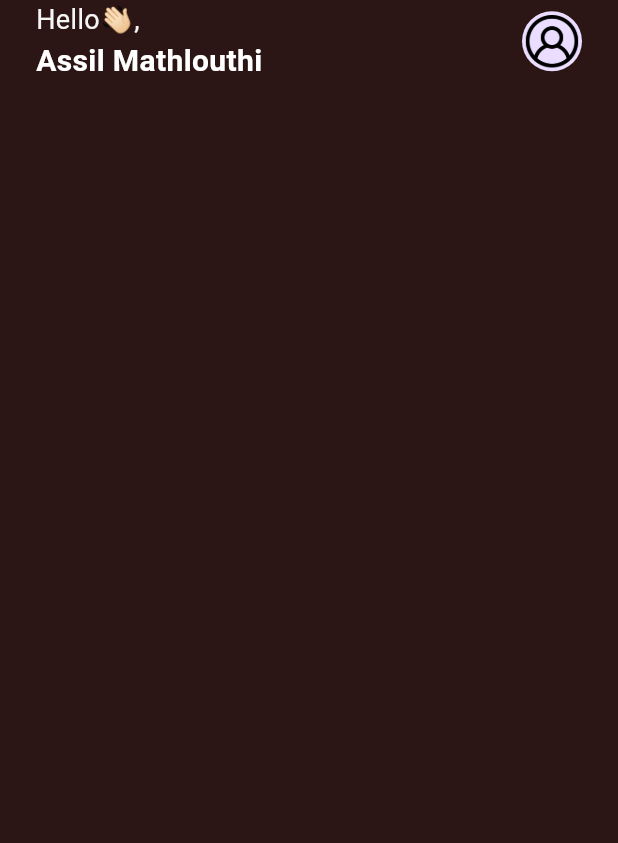
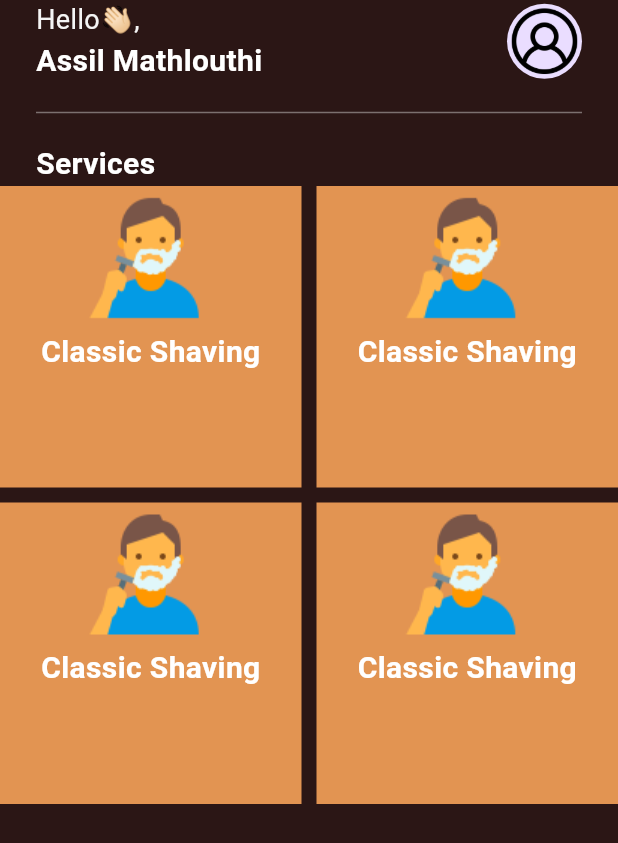
Before and after one commit to As-tra/barber_app, a Flutter app: the screen it shows after launch, on a phone screen of 412 x 824 dp. Shown: the top 843 px of the screen. Run offline on Flutter 3.47's test engine with Material 3 defaults, Android fonts, the phone set to English and light mode, and no system bars; our stand-ins replace device_preview.

Commit message:
create services grid view

```diff
--- /dev/null
+++ b/devtools_options.yaml
@@ -0,0 +1,3 @@
+description: This file stores settings for Dart & Flutter DevTools.
+documentation: https://docs.flutter.dev/tools/devtools/extensions#configure-extension-enablement-states
+extensions:
--- a/lib/main.dart
+++ b/lib/main.dart
@@ -1,5 +1,4 @@
 import 'package:barber_app/views/home_view.dart';
-import 'package:barber_app/views/onboarding_view.dart';
 import 'package:device_preview/device_preview.dart';
 import 'package:flutter/material.dart';
 
--- /dev/null
+++ b/lib/models/service_model.dart
@@ -0,0 +1,5 @@
+class ServiceModel {
+  final String title, image;
+
+  const ServiceModel({required this.title, required this.image});
+}
--- a/lib/views/home_view.dart
+++ b/lib/views/home_view.dart
@@ -9,7 +9,9 @@ class HomeView extends StatelessWidget {
   Widget build(BuildContext context) {
     return const Scaffold(
       backgroundColor: kbgColor,
-      body: SafeArea(child: HomeViewBody()),
+      body: SafeArea(
+        child: HomeViewBody(),
+      ),
     );
   }
 }
--- a/lib/views/widgets/app_bar_section.dart
+++ b/lib/views/widgets/app_bar_section.dart
@@ -32,6 +32,7 @@ class AppBarSection extends StatelessWidget {
           ],
         ),
         CircleAvatar(
+          radius: 25,
           backgroundImage: AssetImage(Assets.imagesProfile),
         )
       ],
--- a/lib/views/widgets/home_view_body.dart
+++ b/lib/views/widgets/home_view_body.dart
@@ -1,4 +1,5 @@
 import 'package:barber_app/views/widgets/app_bar_section.dart';
+import 'package:barber_app/views/widgets/services_grid_view.dart';
 import 'package:flutter/material.dart';
 
 class HomeViewBody extends StatelessWidget {
@@ -6,13 +7,33 @@ class HomeViewBody extends StatelessWidget {
 
   @override
   Widget build(BuildContext context) {
-    return const Padding(
+    return const CustomScrollView(
+      slivers: [
+        SliverToBoxAdapter(
+          child: Padding(
             padding: EdgeInsets.symmetric(horizontal: 24),
             child: Column(
+              crossAxisAlignment: CrossAxisAlignment.start,
               children: [
                 AppBarSection(),
+                Divider(
+                  height: 40,
+                  color: Colors.white38,
+                ),
+                Text(
+                  'Services',
+                  style: TextStyle(
+                    color: Colors.white,
+                    fontSize: 20,
+                    fontWeight: FontWeight.bold,
+                  ),
+                ),
               ],
             ),
+          ),
+        ),
+        ServicesGridView(),
+      ],
     );
   }
 }
--- /dev/null
+++ b/lib/views/widgets/service_item.dart
@@ -0,0 +1,34 @@
+import 'package:barber_app/models/service_model.dart';
+import 'package:flutter/material.dart';
+
+class ServiceItem extends StatelessWidget {
+  const ServiceItem({super.key, required this.serviceModel});
+  final ServiceModel serviceModel;
+
+  @override
+  Widget build(BuildContext context) {
+    return Container(
+      height: 150,
+      decoration: const BoxDecoration(
+        color: Color(0xffe29452),
+      ),
+      child: Column(
+        children: [
+          Image.asset(serviceModel.image),
+          Text(
+            serviceModel.title,
+            style: _getFontStyle(),
+          )
+        ],
+      ),
+    );
+  }
+
+  TextStyle _getFontStyle() {
+    return const TextStyle(
+      color: Colors.white,
+      fontSize: 20,
+      fontWeight: FontWeight.bold,
+    );
+  }
+}
--- /dev/null
+++ b/lib/views/widgets/services_grid_view.dart
@@ -0,0 +1,44 @@
+import 'package:barber_app/models/service_model.dart';
+import 'package:barber_app/utils/assets.dart';
+import 'package:barber_app/views/widgets/service_item.dart';
+import 'package:flutter/material.dart';
+
+class ServicesGridView extends StatelessWidget {
+  const ServicesGridView({super.key});
+
+  static const services = [
+    ServiceModel(
+      title: 'Classic Shaving',
+      image: Assets.imagesShaving,
+    ),
+    ServiceModel(
+      title: 'Classic Shaving',
+      image: Assets.imagesShaving,
+    ),
+    ServiceModel(
+      title: 'Classic Shaving',
+      image: Assets.imagesShaving,
+    ),
+    ServiceModel(
+      title: 'Classic Shaving',
+      image: Assets.imagesShaving,
+    ),
+  ];
+
+  @override
+  Widget build(BuildContext context) {
+    return SliverGrid.builder(
+      gridDelegate: const SliverGridDelegateWithFixedCrossAxisCount(
+        crossAxisCount: 2,
+        mainAxisSpacing: 10,
+        crossAxisSpacing: 10,
+      ),
+      itemCount: services.length,
+      itemBuilder: (context, index) {
+        return ServiceItem(
+          serviceModel: services[index],
+        );
+      },
+    );
+  }
+}
--- a/pubspec.yaml
+++ b/pubspec.yaml
@@ -30,6 +30,7 @@ environment:
 dependencies:
   cupertino_icons: ^1.0.6
   device_preview: ^1.2.0
+  fl_chart: ^0.68.0
   flutter:
     sdk: flutter
 
```
Also changed, not shown: pubspec.lock. Lines whose indentation alone changed are shown as unchanged.
